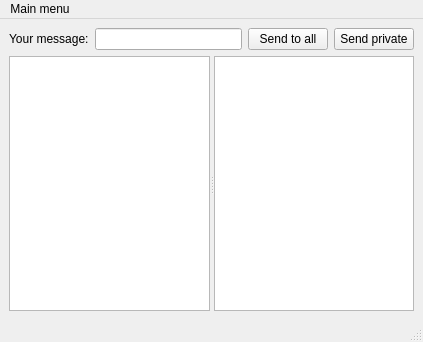
Before: the Qt Designer form sources/mainwindow.ui in KorSav28/Final_Project_CHAT, drawn with Qt 5.
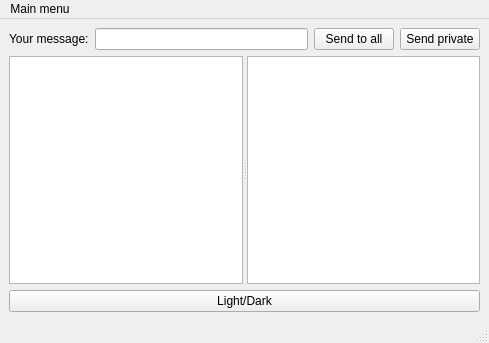
After: the same form once the commit is applied.

The edit to the form file:
```diff
--- a/sources/mainwindow.ui
+++ b/sources/mainwindow.ui
@@ -6,15 +6,15 @@
    <rect>
     <x>0</x>
     <y>0</y>
-    <width>423</width>
-    <height>342</height>
+    <width>489</width>
+    <height>343</height>
    </rect>
   </property>
   <property name="windowTitle">
    <string>MainWindow</string>
   </property>
   <widget class="QWidget" name="centralwidget">
-   <layout class="QVBoxLayout" name="verticalLayout" stretch="0,1">
+   <layout class="QVBoxLayout" name="verticalLayout" stretch="0,1,0">
     <item>
      <layout class="QHBoxLayout" name="horizontalLayout">
       <item>
@@ -52,6 +52,13 @@
       <widget class="QTextBrowser" name="privateChatBrowser"/>
      </widget>
     </item>
+    <item>
+     <widget class="QPushButton" name="themeToggleButton">
+      <property name="text">
+       <string>Light/Dark</string>
+      </property>
+     </widget>
+    </item>
    </layout>
   </widget>
   <widget class="QMenuBar" name="menubar">
@@ -59,7 +66,7 @@
     <rect>
      <x>0</x>
      <y>0</y>
-     <width>423</width>
+     <width>489</width>
      <height>22</height>
     </rect>
    </property>
```
